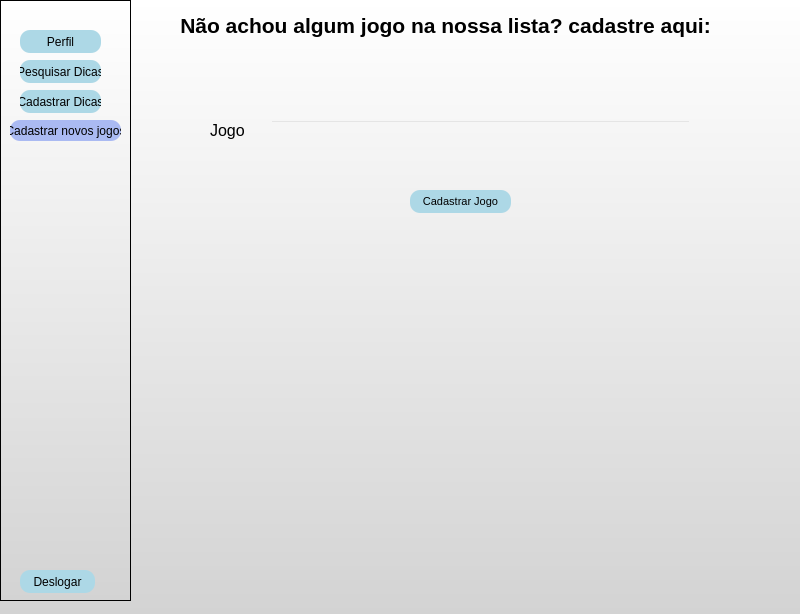
This is telas/cad_jogos.ui in JorgeLuis8/Trabalho-POO-II as Qt 5 draws it before an edit. The edited form follows.
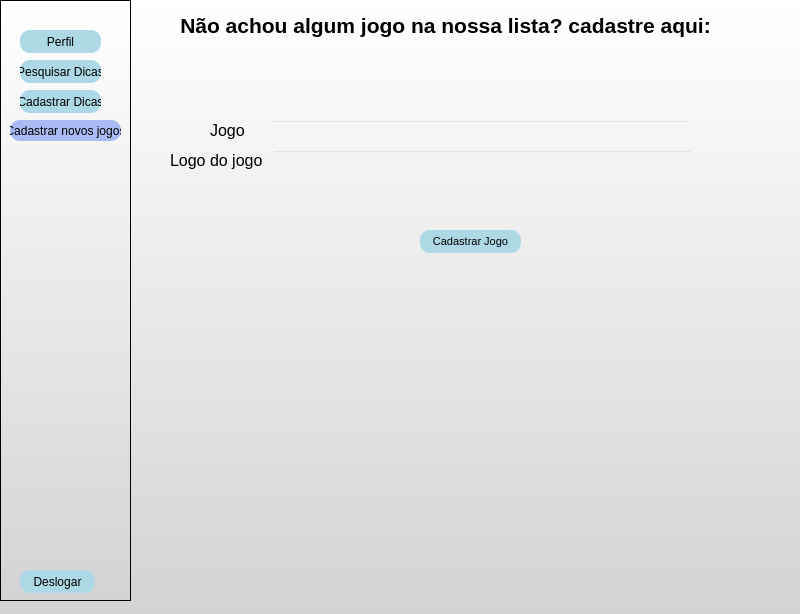
This is the edited form.

```diff
--- a/telas/cad_jogos.ui
+++ b/telas/cad_jogos.ui
@@ -83,8 +83,8 @@
    <widget class="QPushButton" name="pushButton">
     <property name="geometry">
      <rect>
-      <x>410</x>
-      <y>190</y>
+      <x>420</x>
+      <y>230</y>
       <width>101</width>
       <height>23</height>
      </rect>
@@ -269,6 +269,46 @@
 </string>
     </property>
    </widget>
+   <widget class="QLineEdit" name="lineEdit_2">
+    <property name="geometry">
+     <rect>
+      <x>272</x>
+      <y>150</y>
+      <width>421</width>
+      <height>20</height>
+     </rect>
+    </property>
+    <property name="styleSheet">
+     <string notr="true">color: black;
+background-color: transparent;
+
+</string>
+    </property>
+   </widget>
+   <widget class="QLabel" name="label_3">
+    <property name="geometry">
+     <rect>
+      <x>170</x>
+      <y>150</y>
+      <width>101</width>
+      <height>20</height>
+     </rect>
+    </property>
+    <property name="font">
+     <font>
+      <pointsize>12</pointsize>
+     </font>
+    </property>
+    <property name="styleSheet">
+     <string notr="true">color: black;
+background-color: transparent;
+border: none;
+</string>
+    </property>
+    <property name="text">
+     <string>Logo do jogo</string>
+    </property>
+   </widget>
   </widget>
  </widget>
  <resources/>
```
